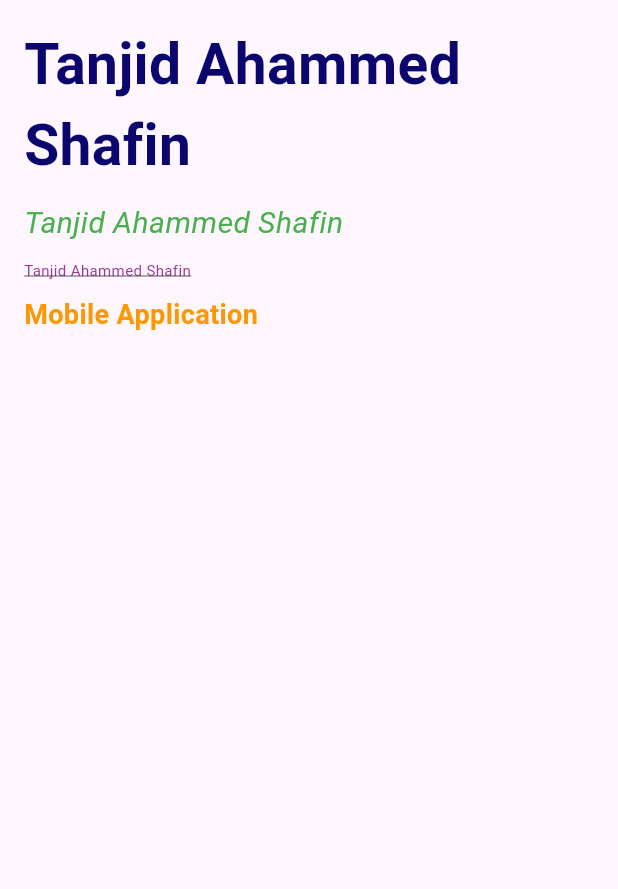
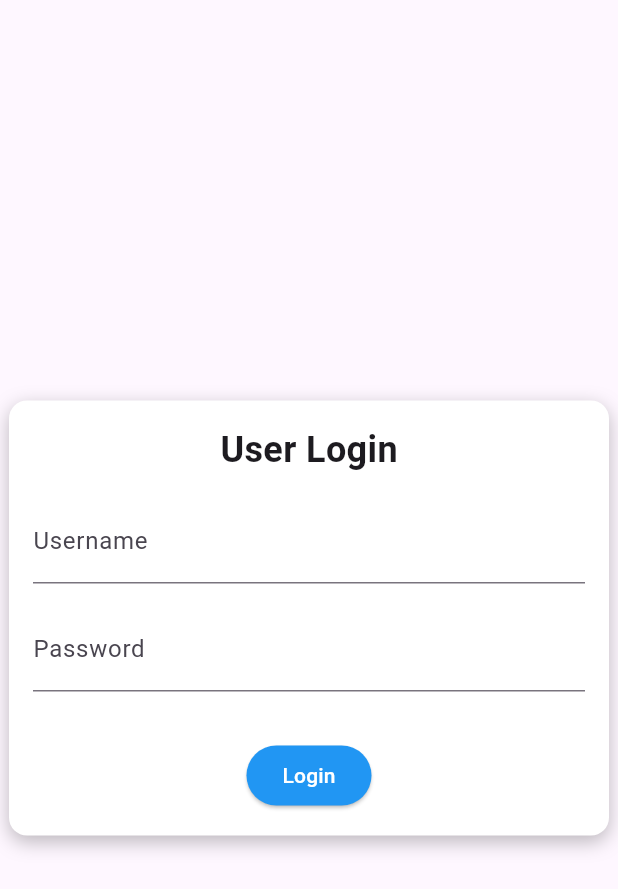
Before and after one commit to shaf1501/track_shaf, a Flutter app: the screen it shows after launch, on a phone screen of 412 x 824 dp. Shown: the top 889 px of the screen. Run offline on Flutter 3.47's test engine with Material 3 defaults, Android fonts, the light colour scheme and no system bars.

Commit message:
problem06

```diff
--- a/lib/main.dart
+++ b/lib/main.dart
@@ -1,74 +1,95 @@
 import 'package:flutter/material.dart';
 
 void main() {
-  runApp(const StyledTextApp());
+  runApp(const TrackerSheet());
 }
 
-class StyledTextApp extends StatelessWidget {
-  const StyledTextApp({super.key});
+class TrackerSheet extends StatelessWidget {
+  const TrackerSheet({super.key});
 
   @override
   Widget build(BuildContext context) {
-    return MaterialApp(
+    return const MaterialApp(
       debugShowCheckedModeBanner: false,
-      home: const TextStyleScreen(),
+      home: LoginScreen(),
     );
   }
 }
 
-class TextStyleScreen extends StatelessWidget {
-  const TextStyleScreen({super.key});
+class LoginScreen extends StatefulWidget {
+  const LoginScreen({super.key});
+
+  @override
+  State<LoginScreen> createState() => _LoginScreenState();
+}
+
+class _LoginScreenState extends State<LoginScreen> {
+  final _formKey = GlobalKey<FormState>();
+  final _usernameController = TextEditingController();
+  final _passwordController = TextEditingController();
+
+  void _submitForm() {
+    if (_formKey.currentState!.validate()) {
+      ScaffoldMessenger.of(context).showSnackBar(
+        const SnackBar(content: Text('Login Successful')),
+      );
+    }
+  }
 
   @override
   Widget build(BuildContext context) {
     return Scaffold(
-
-      body: Padding(
-        padding: const EdgeInsets.all(16.0),
-        child: Column(
-          crossAxisAlignment: CrossAxisAlignment.start,
-          children: [
-            const Text(
-              'Tanjid Ahammed Shafin',
-              style: TextStyle(
-                fontSize: 38,
-                fontWeight: FontWeight.bold,
-                color: Color.fromARGB(255, 12, 5, 110),
+      body: Center(
+        child: Container(
+          width: 400.0, // Set the desired width
+          padding: const EdgeInsets.all(16.0),
+          decoration: BoxDecoration(
+            color: Colors.white,
+            borderRadius: BorderRadius.circular(12.0),
+            boxShadow: [
+              BoxShadow(
+                color: Colors.black26,
+                blurRadius: 10.0,
+                offset: Offset(0, 4),
               ),
-            ),
-            const SizedBox(height: 10),
-            const Text(
-              'Tanjid Ahammed Shafin',
-              style: TextStyle(
-                fontSize: 20,
-                fontStyle: FontStyle.italic,
-                color: Colors.green,
-              ),
-            ),
-            const SizedBox(height: 10),
-            const Text(
-              'Tanjid Ahammed Shafin',
-              style: TextStyle(
-                fontSize: 10,
-                decoration: TextDecoration.underline,
-                color: Color.fromARGB(255, 154, 55, 147),
-              ),
-            ),
-            const SizedBox(height: 10),
-            Row(
-              mainAxisAlignment: MainAxisAlignment.spaceBetween,
-              children: const [
-                Text(
-                  'Mobile Application',
-                  style: TextStyle(
-                    fontSize: 18,
-                    fontWeight: FontWeight.w600,
-                    color: Colors.orange,
+            ],
+          ),
+          child: Form(
+            key: _formKey,
+            child: Column(
+              mainAxisSize: MainAxisSize.min,
+              children: [
+                const Text(
+                  'User Login',
+                  style: TextStyle(fontSize: 24.0, fontWeight: FontWeight.bold),
+                ),
+                const SizedBox(height: 16.0),
+                TextFormField(
+                  controller: _usernameController,
+                  decoration: const InputDecoration(labelText: 'Username'),
+                  validator: (value) =>
+                      value == null || value.isEmpty ? 'Enter username' : null,
+                ),
+                const SizedBox(height: 16.0),
+                TextFormField(
+                  controller: _passwordController,
+                  obscureText: true,
+                  decoration: const InputDecoration(labelText: 'Password'),
+                  validator: (value) =>
+                      value == null || value.isEmpty ? 'Enter password' : null,
+                ),
+                const SizedBox(height: 32.0),
+                ElevatedButton(
+                  onPressed: _submitForm,
+                  style: ElevatedButton.styleFrom(
+                    backgroundColor: Colors.blue,
+                    foregroundColor: Colors.white,
                   ),
+                  child: const Text('Login'),
                 ),
               ],
             ),
-          ],
+          ),
         ),
       ),
     );
```
